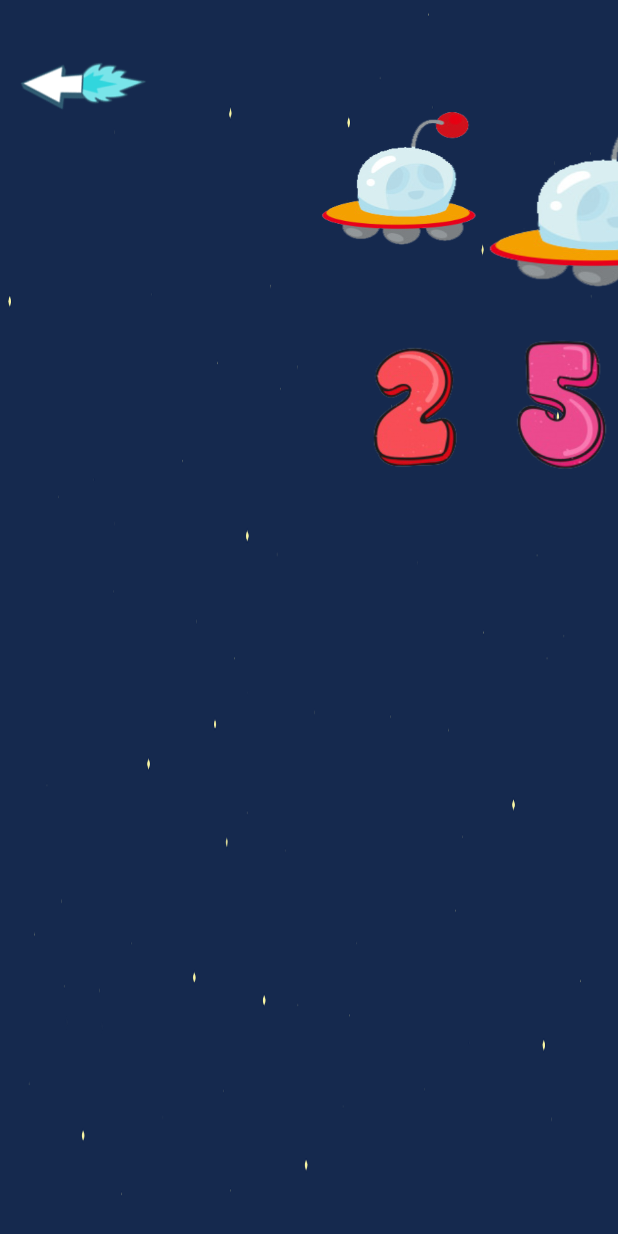
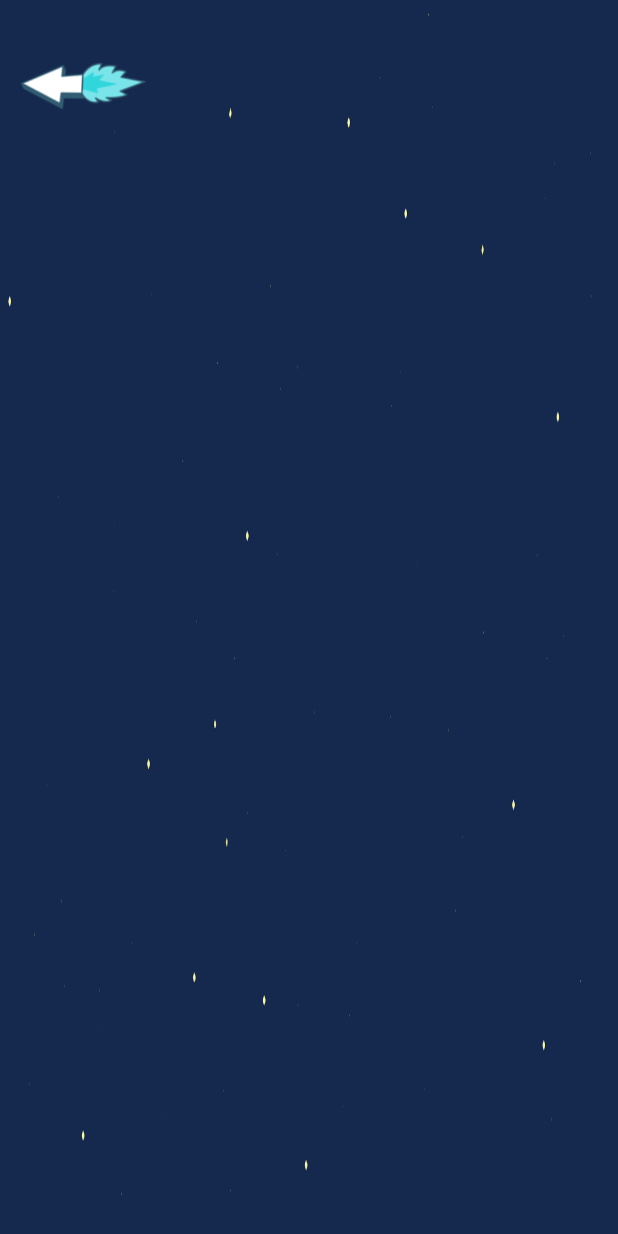
Before and after one commit to Janeht/LEEN, an Android app: the layout activity_nivel2.xml on its own in the app's theme, with its tools: preview values and no code run, on a phone screen of 412 x 824 dp. Run offline under Robolectric (Android 15) with nearby library versions, the phone set to English and light mode, and no system bars.

Commit message:
"layout Nivel 2"

```diff
--- a/app/src/main/res/layout/activity_nivel2.xml
+++ b/app/src/main/res/layout/activity_nivel2.xml
@@ -34,15 +34,7 @@
                 <ImageView
                     android:layout_width="110dp"
                     android:layout_height="100dp"
-                    android:background="@drawable/planeta6"/>
-                <ImageView
-                    android:layout_width="150dp"
-                    android:layout_height="130dp"
-                    android:background="@drawable/planeta6"/>
-                <ImageView
-                    android:layout_width="110dp"
-                    android:layout_height="100dp"
-                    android:background="@drawable/planeta6"/>
+                    android:id="@+id/imgNivel2"/>
             </LinearLayout>
 
             <LinearLayout
@@ -56,21 +48,18 @@
                     android:id="@+id/btnPrimeraOP"
                     android:layout_width="70dp"
                     android:layout_height="100dp"
-                    android:src="@drawable/two"
                     android:layout_marginLeft="30dp"/>
 
                 <ImageView
                     android:id="@+id/btnSegundaOP"
                     android:layout_width="70dp"
                     android:layout_height="100dp"
-                    android:src="@drawable/five"
                     android:layout_marginLeft="30dp"/>
 
                 <ImageView
                     android:id="@+id/btnTerceraOP"
                     android:layout_width="70dp"
                     android:layout_height="100dp"
-                    android:src="@drawable/three"
                     android:layout_marginLeft="30dp"/>
 
             </LinearLayout>
```
